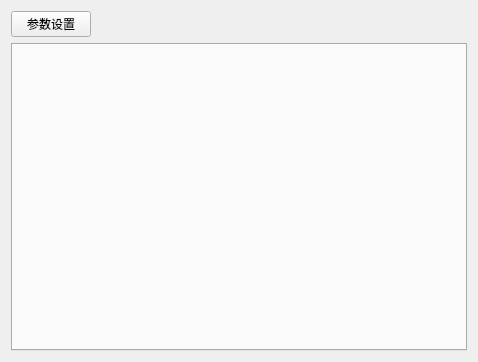
Above: ui/wbsignaldetectwidget.ui from nayouta/WBSignalDetectWidgetDll before the change. Below: the same form after it.
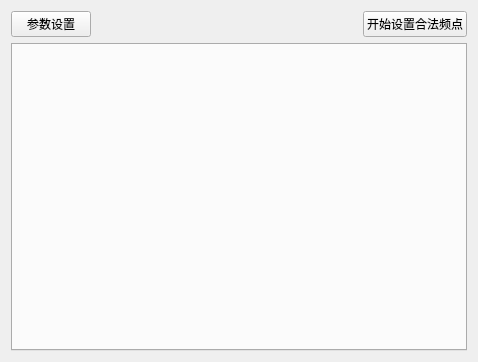
That is the form after the change.

Commit message: 增加对相似信号的处理方法，增加频点范围阈值以及带宽范围阈值以及对应的处理方法；增加设置某一确定信号的合法与否相关属性，操作逻辑为点选界面上的设置按钮开始设置，设置结束后点击设置完成生效，当前操作实现逻辑以及显示效果待改进

The edit to the form file:
```diff
--- a/ui/wbsignaldetectwidget.ui
+++ b/ui/wbsignaldetectwidget.ui
@@ -15,7 +15,7 @@
   </property>
   <layout class="QGridLayout" name="gridLayout">
    <item row="0" column="0">
-    <layout class="QHBoxLayout" name="horizontalLayout" stretch="0,1">
+    <layout class="QHBoxLayout" name="horizontalLayout" stretch="0,1,0">
      <item>
       <widget class="QPushButton" name="pushButton_ParamSet">
        <property name="text">
@@ -36,6 +36,16 @@
        </property>
       </spacer>
      </item>
+     <item>
+      <widget class="QPushButton" name="pushButton_setLegalFreq">
+       <property name="text">
+        <string>开始设置合法频点</string>
+       </property>
+       <property name="checkable">
+        <bool>true</bool>
+       </property>
+      </widget>
+     </item>
     </layout>
    </item>
    <item row="1" column="0">
```
The commit also changes 8 other files.
